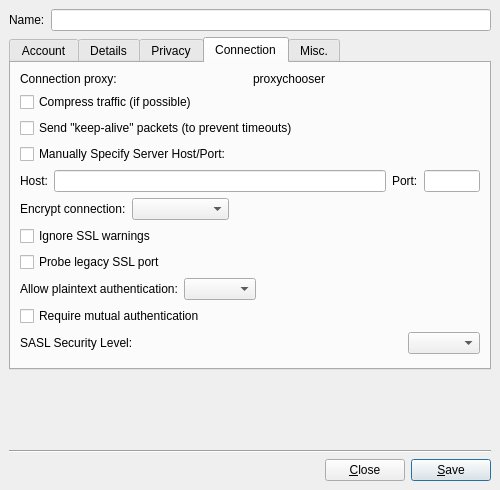
First picture: the form in src/accountmodify.ui, repository mblsha/psi, before the edit.
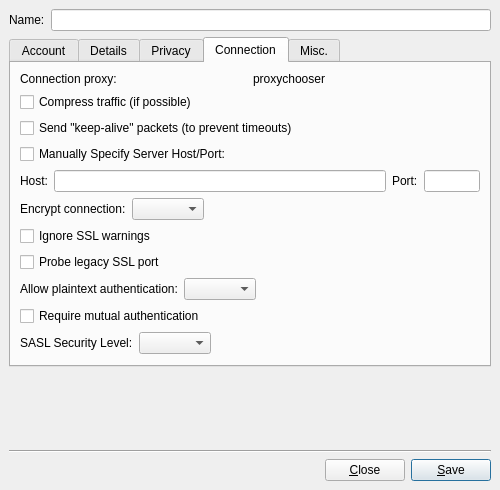
Second picture: the form after the edit. The open tabs and pages were chosen to show the change. Custom widgets are drawn as their Qt base class.

Commit message: GUI adjustments in Account Dialog and Privacy Editor

The edit to the form file:
```diff
--- a/src/accountmodify.ui
+++ b/src/accountmodify.ui
@@ -374,7 +374,7 @@
          <widget class="QWidget" name="pg_privacyStatus" >
           <layout class="QVBoxLayout" >
            <property name="margin" >
-            <number>9</number>
+            <number>0</number>
            </property>
            <property name="spacing" >
             <number>6</number>
@@ -420,7 +420,7 @@
          <widget class="QWidget" name="pg_privacy" >
           <layout class="QVBoxLayout" >
            <property name="margin" >
-            <number>9</number>
+            <number>0</number>
            </property>
            <property name="spacing" >
             <number>6</number>
@@ -642,9 +642,12 @@
          </item>
          <item>
           <widget class="QComboBox" name="cb_ssl" >
+           <property name="sizeAdjustPolicy" >
+            <enum>QComboBox::AdjustToContents</enum>
+           </property>
            <property name="sizePolicy" >
             <sizepolicy>
-             <hsizetype>3</hsizetype>
+             <hsizetype>1</hsizetype>
              <vsizetype>0</vsizetype>
              <horstretch>0</horstretch>
              <verstretch>0</verstretch>
@@ -662,7 +665,7 @@
            </property>
            <property name="sizeHint" >
             <size>
-             <width>251</width>
+             <width>0</width>
              <height>16</height>
             </size>
            </property>
@@ -701,9 +704,12 @@
          </item>
          <item>
           <widget class="QComboBox" name="cb_plain" >
+           <property name="sizeAdjustPolicy" >
+            <enum>QComboBox::AdjustToContents</enum>
+           </property>
            <property name="sizePolicy" >
             <sizepolicy>
-             <hsizetype>3</hsizetype>
+             <hsizetype>1</hsizetype>
              <vsizetype>0</vsizetype>
              <horstretch>0</horstretch>
              <verstretch>0</verstretch>
@@ -721,7 +727,7 @@
            </property>
            <property name="sizeHint" >
             <size>
-             <width>251</width>
+             <width>0</width>
              <height>16</height>
             </size>
            </property>
@@ -751,6 +757,21 @@
            </property>
           </widget>
          </item>
+         <item>
+          <widget class="QComboBox" name="cb_security_level" >
+           <property name="sizeAdjustPolicy" >
+            <enum>QComboBox::AdjustToContents</enum>
+           </property>
+           <property name="sizePolicy" >
+            <sizepolicy>
+             <hsizetype>1</hsizetype>
+             <vsizetype>0</vsizetype>
+             <horstretch>0</horstretch>
+             <verstretch>0</verstretch>
+            </sizepolicy>
+           </property>
+          </widget>
+         </item>
          <item>
           <spacer>
            <property name="orientation" >
@@ -761,15 +782,12 @@
            </property>
            <property name="sizeHint" >
             <size>
-             <width>251</width>
+             <width>0</width>
              <height>16</height>
             </size>
            </property>
           </spacer>
          </item>
-         <item>
-          <widget class="QComboBox" name="cb_security_level" />
-         </item>
         </layout>
        </item>
        <item>
```
The commit also changes 1 other file.
